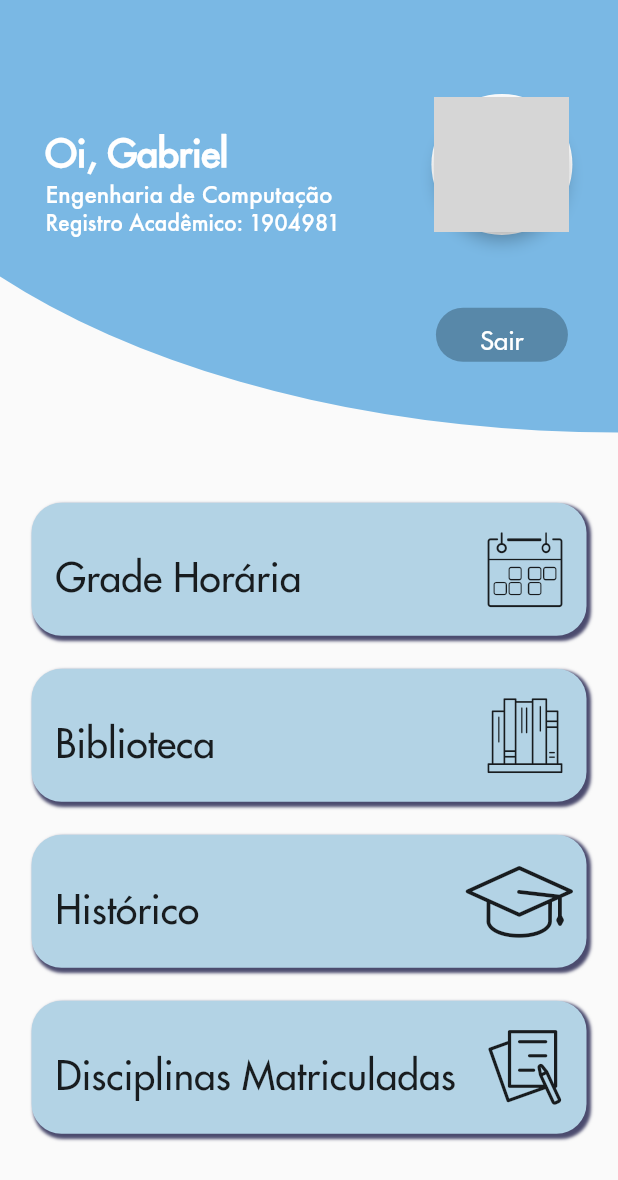
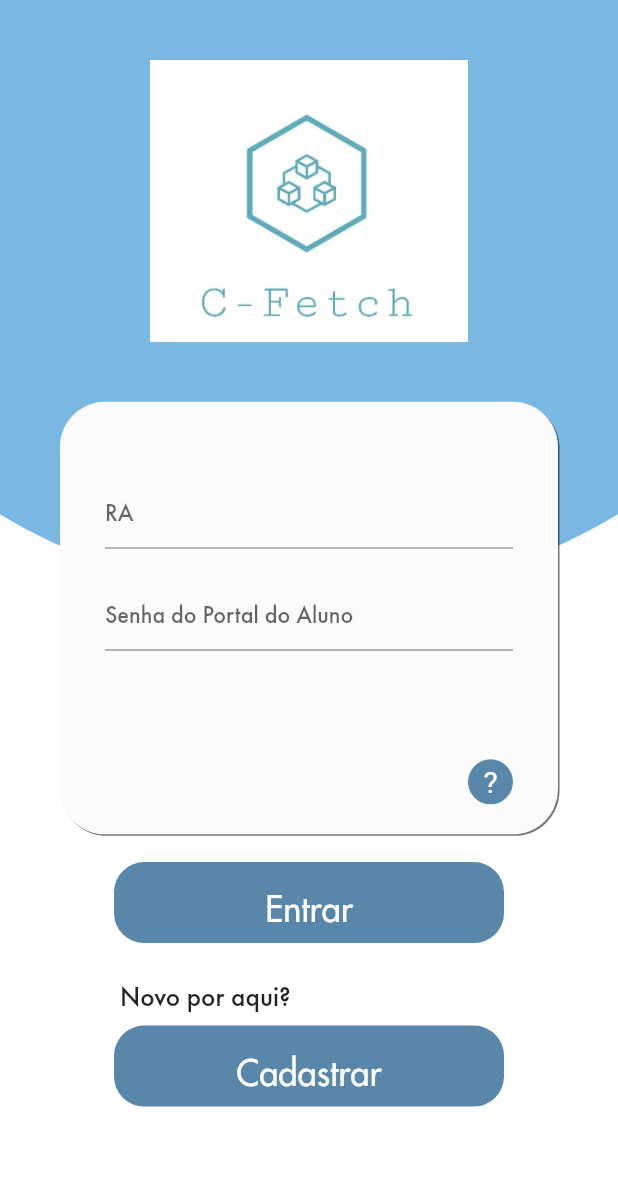
Before and after one commit to GabrielFrizzo/Cefetapp, a Flutter app: the screen it shows after launch, on a phone screen of 412 x 824 dp. Shown: the top 1180 px of the screen. Run offline on Flutter 3.47's test engine with Material 2 defaults, Android fonts, the phone set to English and light mode, and no system bars; grey boxes are pictures that could not be loaded.

Commit message:
Add login page

```diff
--- /dev/null
+++ b/mob_flutter/cefetapp/lib/login_page.dart
@@ -0,0 +1,144 @@
+import 'package:flutter/cupertino.dart';
+import 'package:flutter/material.dart';
+
+class LoginPage extends StatelessWidget {
+  @override
+  Widget build(BuildContext context) {
+    return Scaffold(
+      backgroundColor: Colors.white,
+      body: Stack(
+        children: <Widget>[
+          CustomPaint(
+            child: Container(),
+            painter: LoginPainter(),
+          ),
+          Center(
+            child: ListView(
+              children: <Widget>[
+                Container(
+                  padding: const EdgeInsets.symmetric(horizontal: 100),
+                  margin: const EdgeInsets.symmetric(vertical: 40),
+                  child: Image.asset('assets/images/logo.png', width: 200),
+                ),
+                Container(
+                  height: MediaQuery.of(context).size.height * 0.35,
+                  decoration: BoxDecoration(
+                    color: const Color(0xFFFBFBFB),
+                    boxShadow: [
+                      BoxShadow(offset: Offset(1, 1), color: Colors.black54)
+                    ],
+                    borderRadius: BorderRadius.circular(30),
+                  ),
+                  margin: const EdgeInsets.symmetric(horizontal: 40),
+                  padding: const EdgeInsets.symmetric(
+                    horizontal: 30,
+                    vertical: 20,
+                  ),
+                  child: Stack(
+                    children: <Widget>[
+                      Container(
+                        padding: const EdgeInsets.only(top: 30),
+                        child: Form(
+                          child: Column(
+                            children: <Widget>[
+                              TextFormField(
+                                decoration: InputDecoration(hintText: 'RA'),
+                              ),
+                              SizedBox(height: 20),
+                              TextFormField(
+                                decoration: InputDecoration(
+                                  hintText: 'Senha do Portal do Aluno',
+                                ),
+                              ),
+                            ],
+                          ),
+                        ),
+                      ),
+                      Align(
+                        alignment: Alignment.bottomRight,
+                        child: Tooltip(
+                          message: 'Mensagem de dica',
+                          child: Container(
+                            width: 30,
+                            height: 30,
+                            decoration: BoxDecoration(
+                              borderRadius: BorderRadius.circular(100),
+                              color: const Color(0xFF5887A9),
+                            ),
+                            child: Center(
+                              child: Text('?',
+                                  style: TextStyle(
+                                    color: Colors.white,
+                                    fontFamily: 'Roboto',
+                                    fontSize: 20,
+                                  )),
+                            ),
+                          ),
+                        ),
+                      )
+                    ],
+                  ),
+                ),
+                Container(
+                  height: 200,
+                  margin: const EdgeInsets.symmetric(horizontal: 60),
+                  child: Column(
+                    mainAxisAlignment: MainAxisAlignment.center,
+                    children: <Widget>[
+                      buildLowerButton(
+                          text: 'Entrar', onPressed: () {}, context: context),
+                      Container(
+                        alignment: Alignment.centerLeft,
+                        padding:
+                            const EdgeInsets.only(left: 20, top: 25, bottom: 8),
+                        child: Text('Novo por aqui?',
+                            style: TextStyle(fontSize: 18)),
+                      ),
+                      buildLowerButton(
+                          text: 'Cadastrar',
+                          onPressed: () {},
+                          context: context),
+                    ],
+                  ),
+                )
+              ],
+            ),
+          ),
+        ],
+      ),
+    );
+  }
+
+  Widget buildLowerButton(
+      {String text, Function onPressed, BuildContext context}) {
+    return FlatButton(
+      onPressed: onPressed,
+      child: Container(
+        alignment: Alignment.center,
+        padding: const EdgeInsets.symmetric(vertical: 20),
+        decoration: BoxDecoration(
+          borderRadius: BorderRadius.circular(20),
+          color: const Color(0xFF5887A9),
+        ),
+        child: Text(
+          text,
+          style: TextStyle(color: Colors.white, fontSize: 23),
+        ),
+      ),
+    );
+  }
+}
+
+class LoginPainter extends CustomPainter {
+  @override
+  void paint(Canvas canvas, Size size) {
+    final paint = Paint()..color = Color(0xFF7AB8E4);
+
+    canvas.drawCircle(Offset(size.width / 2, 0), 400, paint);
+  }
+
+  @override
+  bool shouldRepaint(CustomPainter oldDelegate) {
+    return false;
+  }
+}
--- a/mob_flutter/cefetapp/lib/main.dart
+++ b/mob_flutter/cefetapp/lib/main.dart
@@ -1,4 +1,5 @@
 import 'package:cefetapp/home_page.dart';
+import 'package:cefetapp/login_page.dart';
 import 'package:flutter/material.dart';
 
 void main() => runApp(MyApp());
@@ -12,7 +13,8 @@ class MyApp extends StatelessWidget {
         primarySwatch: Colors.blue,
         fontFamily: 'Futura',
       ),
-      home: MyHomePage(title: 'Cefetapp'),
+      home: LoginPage(),
+      // home: MyHomePage(title: 'Cefetapp'),
       debugShowCheckedModeBanner: false,
     );
   }
--- a/mob_flutter/cefetapp/lib/subjects_page.dart
+++ b/mob_flutter/cefetapp/lib/subjects_page.dart
@@ -1,5 +1,3 @@
-import 'dart:math';
-
 import 'package:cefetapp/subject.dart';
 import 'package:cefetapp/subject_details_page.dart';
 import 'package:flutter/material.dart';
--- a/mob_flutter/cefetapp/pubspec.yaml
+++ b/mob_flutter/cefetapp/pubspec.yaml
@@ -41,8 +41,8 @@ flutter:
   uses-material-design: true
 
   # To add assets to your application, add an assets section, like this:
-  # assets:
-  #  - assets/blueCircle.png
+  assets:
+   - assets/images/
 
   # An image asset can refer to one or more resolution-specific "variants", see
   # https://flutter.dev/assets-and-images/#resolution-aware.
```
Also changed, not shown: mob_flutter/cefetapp/assets/images/logo.png (added).
